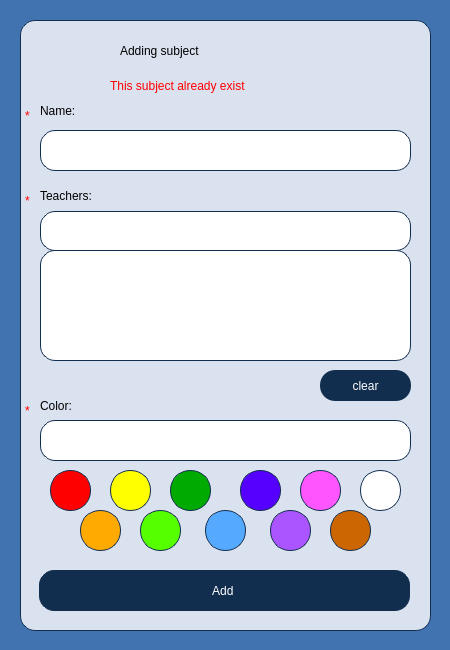
BeliaViktoria/Planner, file Planner/subjectadding.ui: the form before one commit.
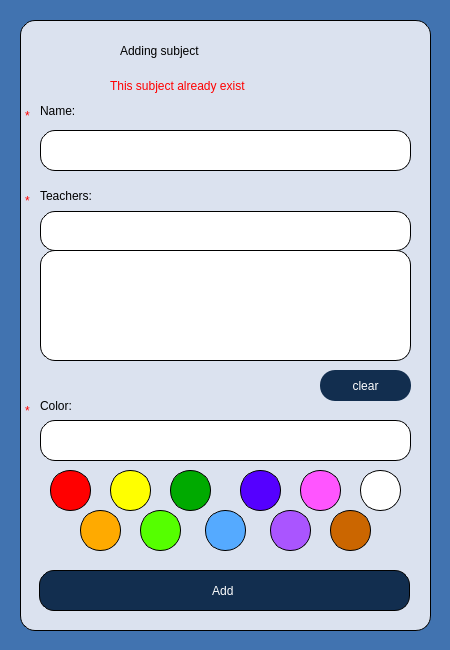
The form after the commit.

Commit message: Border Color

```diff
--- a/Planner/subjectadding.ui
+++ b/Planner/subjectadding.ui
@@ -48,7 +48,7 @@
 border-radius:15px;
 border-style: solid;
 border-width: 1px;
-border-color: rgb(18, 46, 79);</string>
+border-color:rgb(0, 0, 0);</string>
    </property>
    <widget class="QPushButton" name="pushButton_Add">
     <property name="geometry">
@@ -64,7 +64,7 @@
 border-radius:15px;
 border-style: solid;
 border-width: 1px;
-border-color: rgb(18, 46, 79);
+border-color:rgb(0, 0, 0);
 font: 75 20pt &quot;Gentium Book Basic&quot;;
 color:white;</string>
     </property>
@@ -404,7 +404,7 @@
 border-radius:15px;
 border-style: solid;
 border-width: 1px;
-border-color: rgb(18, 46, 79);
+border-color:rgb(0, 0, 0);
 font: 14pt &quot;Gentium Book Basic&quot;;
 color:black;</string>
     </property>
@@ -426,7 +426,7 @@
 border-radius:15px;
 border-style: solid;
 border-width: 1px;
-border-color: rgb(18, 46, 79);
+border-color:rgb(0, 0, 0);
 font: 14pt &quot;Gentium Book Basic&quot;;
 color:black;</string>
     </property>
@@ -506,7 +506,7 @@
 border-radius:15px;
 border-style: solid;
 border-width: 1px;
-border-color: rgb(18, 46, 79);
+border-color:rgb(0, 0, 0);
 font: 14pt &quot;Gentium Book Basic&quot;;
 color:black;</string>
    </property>
```
The commit also changes 20 other files.
